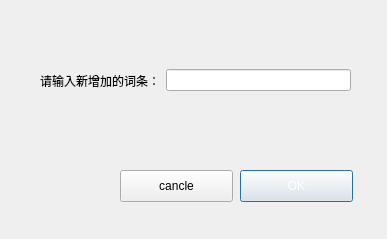
First picture: the form in myMainWindow/addnewword.ui, repository podiumdesu/Chinese-Word-Segmentation, before the edit.
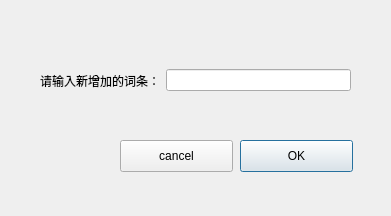
Second picture: the form after the edit.

The edit to the form file:
```diff
--- a/myMainWindow/addnewword.ui
+++ b/myMainWindow/addnewword.ui
@@ -6,8 +6,8 @@
    <rect>
     <x>0</x>
     <y>0</y>
-    <width>387</width>
-    <height>239</height>
+    <width>391</width>
+    <height>216</height>
    </rect>
   </property>
   <property name="windowTitle">
@@ -17,13 +17,13 @@
    <property name="geometry">
     <rect>
      <x>240</x>
-     <y>170</y>
+     <y>140</y>
      <width>113</width>
      <height>32</height>
     </rect>
    </property>
    <property name="styleSheet">
-    <string notr="true">color: white
+    <string notr="true">
 </string>
    </property>
    <property name="text">
@@ -34,13 +34,13 @@
    <property name="geometry">
     <rect>
      <x>120</x>
-     <y>170</y>
+     <y>140</y>
      <width>113</width>
      <height>32</height>
     </rect>
    </property>
    <property name="text">
-    <string>cancle</string>
+    <string>cancel</string>
    </property>
   </widget>
   <widget class="QWidget" name="layoutWidget">
```
Left out of the diff: 40 changed lines with no effect on the pictures.
